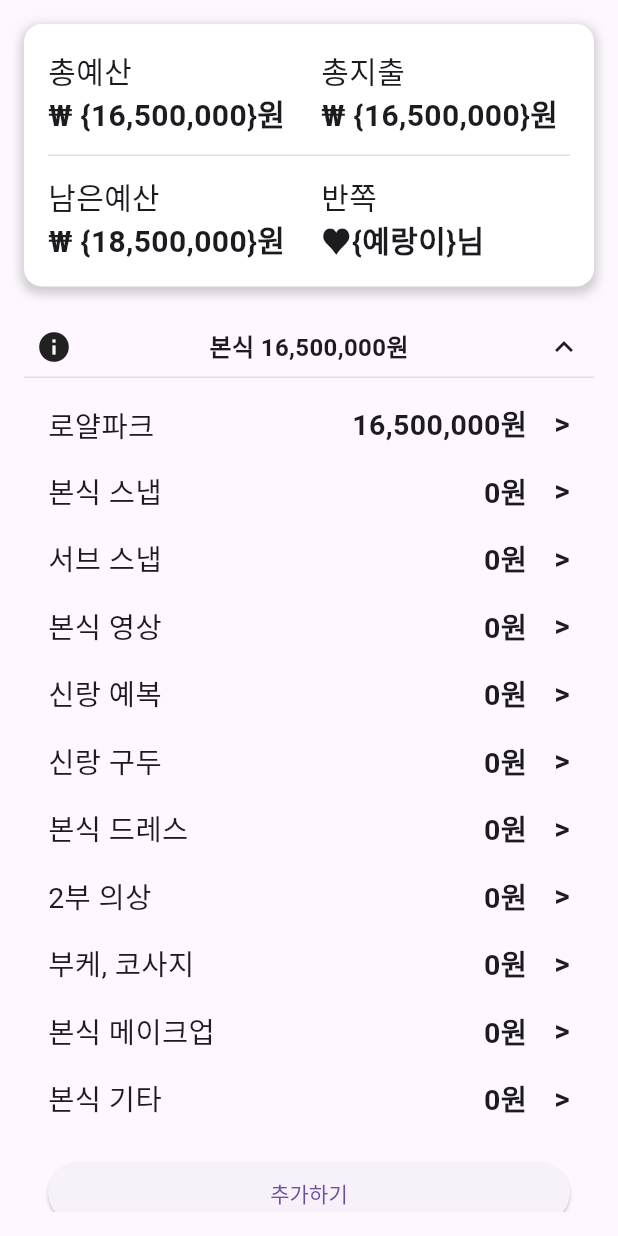
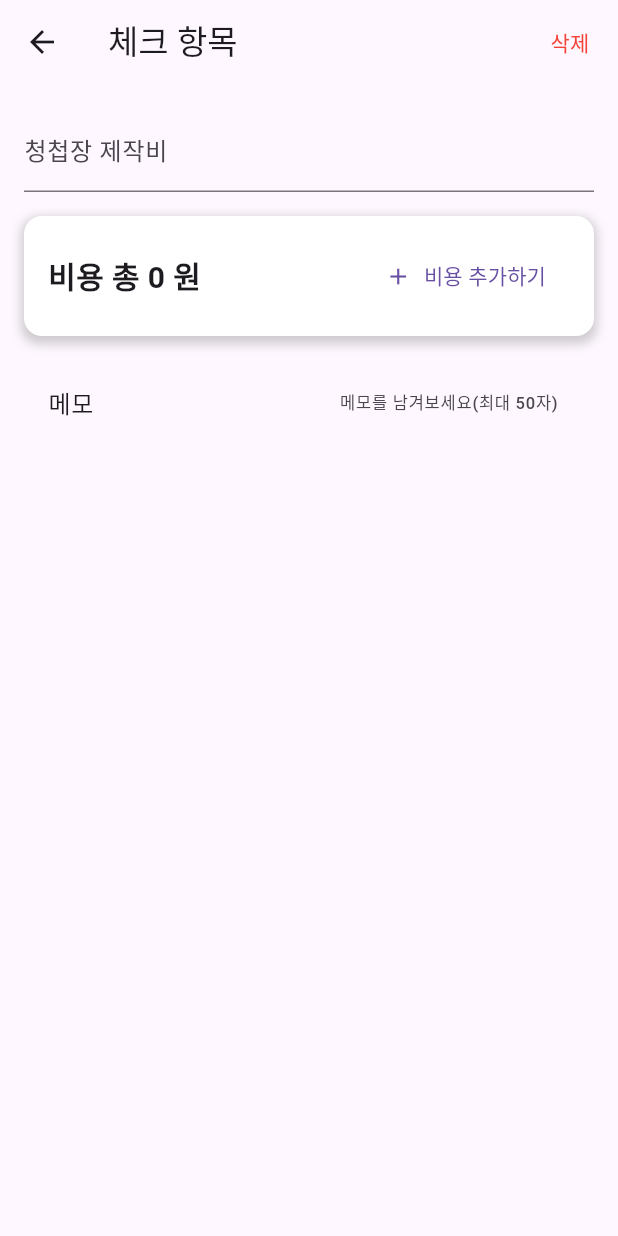
Before and after one commit to hongj0a/weddingApp, a Flutter app: the BudgetPage screen opened directly, after a tap on "추가하기", on a phone screen of 412 x 824 dp. Run offline on Flutter 3.47's test engine with Material 3 defaults, Android fonts, the phone set to English and light mode, and no system bars; our stand-ins replace font_awesome_flutter, table_calendar.

Commit message:
add for detail page
1. add_budget_page
2.add_item_page
3. document_uploade

```diff
--- /dev/null
+++ b/lib/screen/add_item_page.dart
@@ -0,0 +1,91 @@
+// add_item_page.dart
+import 'package:flutter/material.dart';
+import 'package:smart_wedding/screen/add_budget_page.dart';
+
+class AddItemPage extends StatefulWidget {
+  @override
+  _AddItemPageState createState() => _AddItemPageState();
+}
+
+class _AddItemPageState extends State<AddItemPage> {
+  @override
+  Widget build(BuildContext context) {
+    return Scaffold(
+      appBar: AppBar(
+        title: Text('체크 항목'),
+        actions: [
+          TextButton(
+            onPressed: () {
+              // Implement delete functionality if needed
+            },
+            child: Text(
+              '삭제',
+              style: TextStyle(color: Colors.red),
+            ),
+          ),
+        ],
+      ),
+      body: Padding(
+        padding: const EdgeInsets.all(16.0),
+        child: Column(
+          children: [
+            TextField(
+              decoration: InputDecoration(
+                labelText: '청첩장 제작비',
+              ),
+            ),
+            SizedBox(height: 16.0),
+            Container(
+              padding: const EdgeInsets.all(16.0),
+              decoration: BoxDecoration(
+                color: Colors.white,
+                borderRadius: BorderRadius.circular(12),
+                boxShadow: [
+                  BoxShadow(
+                    color: Colors.grey.withOpacity(0.5),
+                    spreadRadius: 2,
+                    blurRadius: 5,
+                    offset: Offset(0, 3),
+                  ),
+                ],
+              ),
+              child: Column(
+                children: [
+                  Row(
+                    mainAxisAlignment: MainAxisAlignment.spaceBetween,
+                    children: [
+                      Text(
+                        '비용 총 0 원',
+                        style: TextStyle(fontSize: 20, fontWeight: FontWeight.bold),
+                      ),
+                      TextButton.icon(
+                        onPressed: () {
+                          Navigator.push(
+                            context,
+                            MaterialPageRoute(
+                              builder: (context) => AddBudgetPage(),
+                            ),
+                          );
+                        },
+                        icon: Icon(Icons.add),
+                        label: Text('비용 추가하기'),
+                      ),
+                    ],
+                  ),
+                ],
+              ),
+            ),
+            SizedBox(height: 16.0),
+            ListTile(
+              title: Text('메모'),
+              trailing: Text('메모를 남겨보세요(최대 50자)'),
+              onTap: () {
+                // Implement memo input if needed
+              },
+            ),
+          ],
+        ),
+      ),
+    );
+  }
+}
--- a/lib/screen/budget_page.dart
+++ b/lib/screen/budget_page.dart
@@ -1,4 +1,5 @@
 import 'package:flutter/material.dart';
+import 'package:smart_wedding/screen/add_item_page.dart';
 
 class BudgetPage extends StatefulWidget {
   @override
@@ -164,7 +165,12 @@ class _BudgetPageState extends State<BudgetPage> {
                           padding: const EdgeInsets.all(16.0),
                           child: ElevatedButton(
                             onPressed: () {
-                              // Add your onPressed code here!
+                              Navigator.push(
+                                context,
+                                MaterialPageRoute(
+                                  builder: (context) => AddItemPage(),
+                                ),
+                              );
                             },
                             child: Text('추가하기'),
                           ),
--- a/lib/screen/home_content.dart
+++ b/lib/screen/home_content.dart
@@ -75,7 +75,7 @@ class _HomeContentState extends State<HomeContent> {
                       height: 10.0,
                       width: _currentPage == index ? 24.0 : 16.0,
                       decoration: BoxDecoration(
-                        color: _currentPage == index ? Colors.lime : Colors.grey,
+                        color: _currentPage == index ? Colors.purple : Colors.grey,
                         borderRadius: BorderRadius.circular(12),
                       ),
                     );
```
Also changed, not shown: lib/screen/add_budget_page.dart (added, +65 -0 lines), lib/screen/contract_page.dart (+38 -6 lines), lib/screen/document_upload.dart (added, +95 -0 lines), lib/screen/schedule_page.dart (+53 -11 lines), 1 other file.
